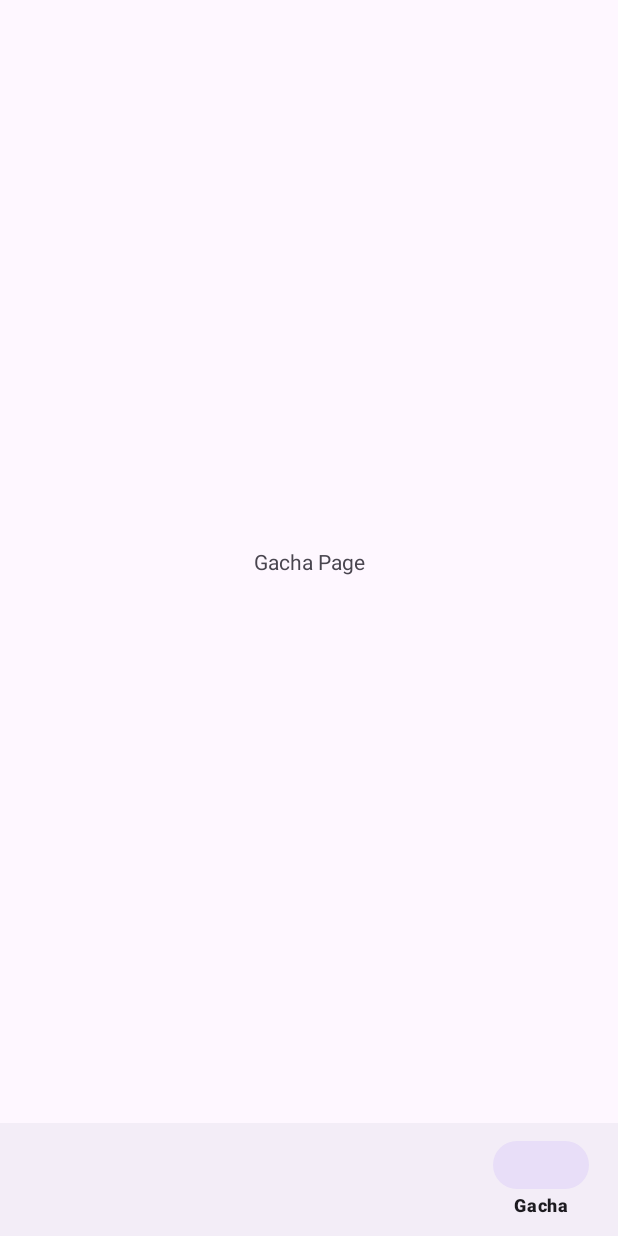
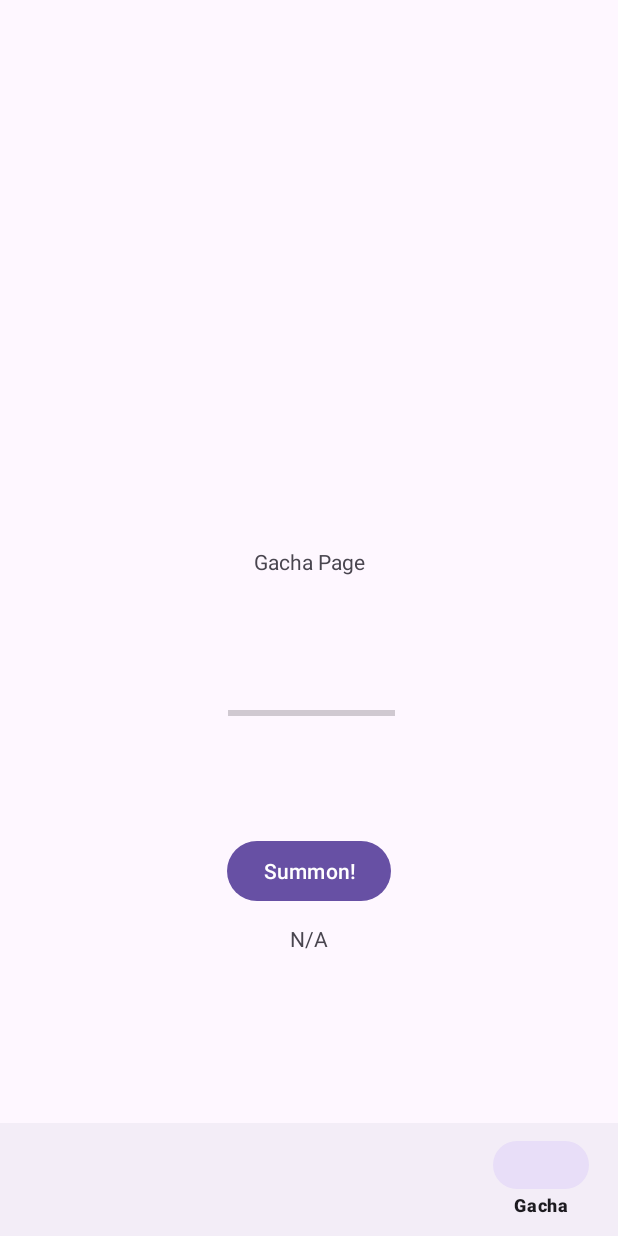
Before and after one commit to kylezhao101/fit-foodie-app, an Android app: the GachaActivity screen opened directly, with no data from a screen before it, on a phone screen of 412 x 824 dp. Run offline under Robolectric (Android 15) with nearby library versions, the phone set to English and light mode, and no system bars.

Commit message:
added gacha shaking activity

```diff
--- a/app/src/main/java/com/example/fitnessgachaapp/GachaActivity.java
+++ b/app/src/main/java/com/example/fitnessgachaapp/GachaActivity.java
@@ -4,7 +4,12 @@ import android.content.Intent;
 import android.hardware.Sensor;
 import android.hardware.SensorEvent;
 import android.hardware.SensorEventListener;
+import android.hardware.SensorManager;
 import android.os.Bundle;
+import android.view.View;
+import android.widget.Button;
+import android.widget.ProgressBar;
+import android.widget.TextView;
 
 import androidx.appcompat.app.AppCompatActivity;
 
@@ -12,9 +17,27 @@ import com.google.android.material.bottomnavigation.BottomNavigationView;
 
 public class GachaActivity extends AppCompatActivity implements SensorEventListener {
     //will use SQlite to pull from image database for gacha characters.
+    private SensorManager sensorManager;
+    private Sensor accelerometer;
+    private ProgressBar summonBar;
+    private Button summonButton;
+    private TextView textMove;
+    private boolean sensorOn = false;
+    private long startTime = 0;
+
     protected void onCreate(Bundle savedInstanceState) {
         super.onCreate(savedInstanceState);
         setContentView(R.layout.gacha_page);
+
+        //Setup Sensor Manager
+        sensorManager = (SensorManager) getSystemService(SENSOR_SERVICE);
+        accelerometer = sensorManager.getDefaultSensor(Sensor.TYPE_ACCELEROMETER);
+
+        //layout setup
+        summonButton = findViewById(R.id.summonButton);
+        textMove = (TextView) findViewById(R.id.textMove);
+        summonBar = findViewById(R.id.summonBar);
+
 
         // Setup BottomNavigationView
         BottomNavigationView bottomNavigationView = findViewById(R.id.bottom_navigation);
@@ -37,14 +60,75 @@ public class GachaActivity extends AppCompatActivity implements SensorEventListe
             return false;
         });
 
+
+
+
+
+
+        //button to turn on the sensor
+        summonButton.setOnClickListener(new View.OnClickListener() {
+            @Override
+            public void onClick(View v) {
+                sensorOn = !sensorOn; // Toggle the state
+                if (sensorOn) {
+                    sensorManager.registerListener(GachaActivity.this, accelerometer, SensorManager.SENSOR_DELAY_NORMAL);
+                } else {
+                    sensorManager.unregisterListener(GachaActivity.this);
+                    textMove.setText("N/A");
+                }
+            }
+        });
+
     }
     @Override
     public void onSensorChanged(SensorEvent event) {
+        if(sensorOn){
+            sensorManager.registerListener(this, accelerometer, SensorManager.SENSOR_DELAY_NORMAL);
 
+            // similar code from lab4 sensor test
+            float x = event.values[0];
+            float y = event.values[1];
+            float z = event.values[2];
+
+
+            // Calculate the magnitude of acceleration
+            double acceleration = Math.sqrt(x * x + y * y + z * z);
+            if (acceleration > 9.9) {
+                // if phone is moving
+                textMove.setText("Moving");
+                //textMove.setText(String.valueOf(magnitude));
+
+                long currentTime = System.currentTimeMillis();
+                long elapsedTime = currentTime - startTime;
+                if (elapsedTime >= 3000) { // 3 seconds
+                    // Enough shaking, stop the progress bar or perform other actions
+                    summonBar.setProgress(100);
+                } else {
+                    // Update progress bar based on shaking duration
+                    int progress = (int) (100 * elapsedTime / 3000);
+                    summonBar.setProgress(progress);
+                }
+            } else {
+                // if phone is still
+                startTime = System.currentTimeMillis();
+                textMove.setText("Stationary");
+            }
+        }
+    }
+    @Override
+    public void onAccuracyChanged(Sensor sensor, int accuracy) {
+        sensorManager.unregisterListener(this);
     }
 
     @Override
-    public void onAccuracyChanged(Sensor sensor, int accuracy) {
+    protected void onResume() {
+        super.onResume();
+        sensorManager.registerListener(this, accelerometer, SensorManager.SENSOR_DELAY_NORMAL);
+    }
 
+    @Override
+    protected void onPause() {
+        super.onPause();
+        sensorManager.unregisterListener(this);
     }
 }
--- a/app/src/main/res/layout/gacha_page.xml
+++ b/app/src/main/res/layout/gacha_page.xml
@@ -15,6 +15,50 @@
         app:layout_constraintStart_toStartOf="parent"
         app:layout_constraintTop_toTopOf="parent" />
 
+    <Button
+        android:id="@+id/summonButton"
+        android:layout_width="wrap_content"
+        android:layout_height="wrap_content"
+        android:layout_marginStart="160dp"
+        android:layout_marginTop="149dp"
+        android:layout_marginEnd="160dp"
+        android:layout_marginBottom="121dp"
+        android:text="Summon!"
+        app:layout_constraintBottom_toTopOf="@+id/bottom_navigation"
+        app:layout_constraintEnd_toEndOf="parent"
+        app:layout_constraintStart_toStartOf="parent"
+        app:layout_constraintTop_toBottomOf="@+id/textView2" />
+
+    <TextView
+        android:id="@+id/textMove"
+        android:layout_width="wrap_content"
+        android:layout_height="wrap_content"
+        android:layout_marginStart="193dp"
+        android:layout_marginEnd="193dp"
+        android:layout_marginBottom="102dp"
+        android:text="N/A"
+        app:layout_constraintBottom_toTopOf="@+id/bottom_navigation"
+        app:layout_constraintEnd_toEndOf="parent"
+        app:layout_constraintStart_toStartOf="parent"
+        app:layout_constraintTop_toBottomOf="@+id/summonButton" />
+
+    <ProgressBar
+        android:id="@+id/summonBar"
+        style="@style/Widget.AppCompat.ProgressBar.Horizontal"
+        android:layout_width="111dp"
+        android:layout_height="14dp"
+        android:layout_marginStart="181dp"
+        android:layout_marginTop="55dp"
+        android:layout_marginEnd="182dp"
+        android:layout_marginBottom="46dp"
+        android:progressTint="#00FFC4"
+        app:layout_constraintBottom_toTopOf="@+id/summonButton"
+        app:layout_constraintEnd_toEndOf="parent"
+        app:layout_constraintHorizontal_bias="0.476"
+        app:layout_constraintStart_toStartOf="parent"
+        app:layout_constraintTop_toBottomOf="@+id/textView2"
+        app:layout_constraintVertical_bias="0.514" />
+
     <com.google.android.material.bottomnavigation.BottomNavigationView
         android:layout_width="match_parent"
         android:layout_height="75dp"
```
